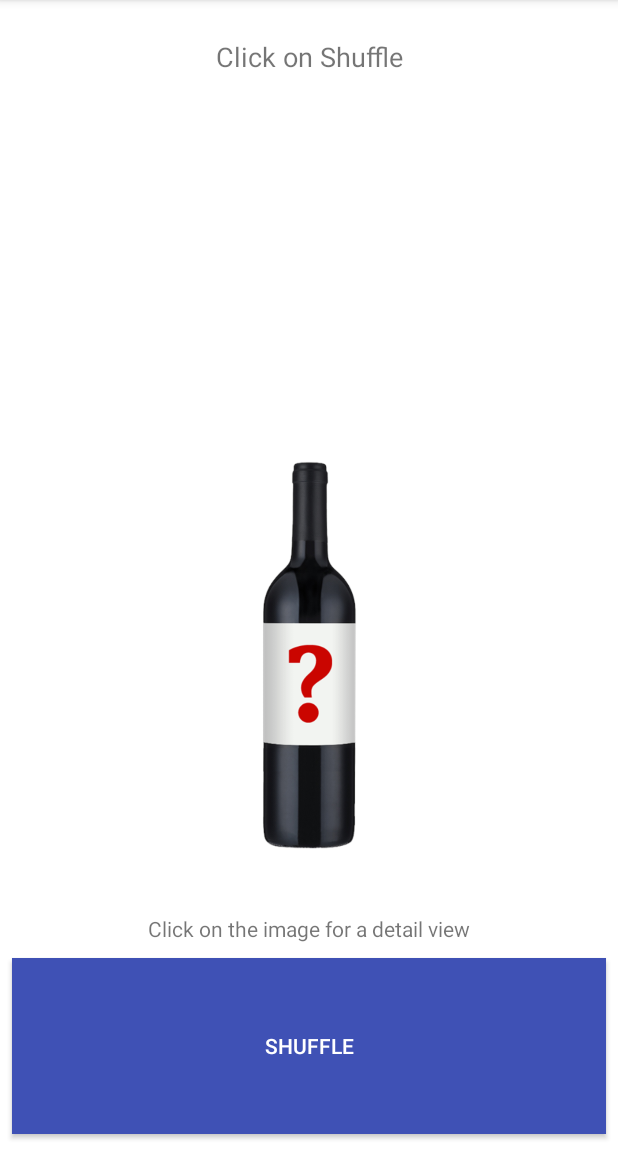
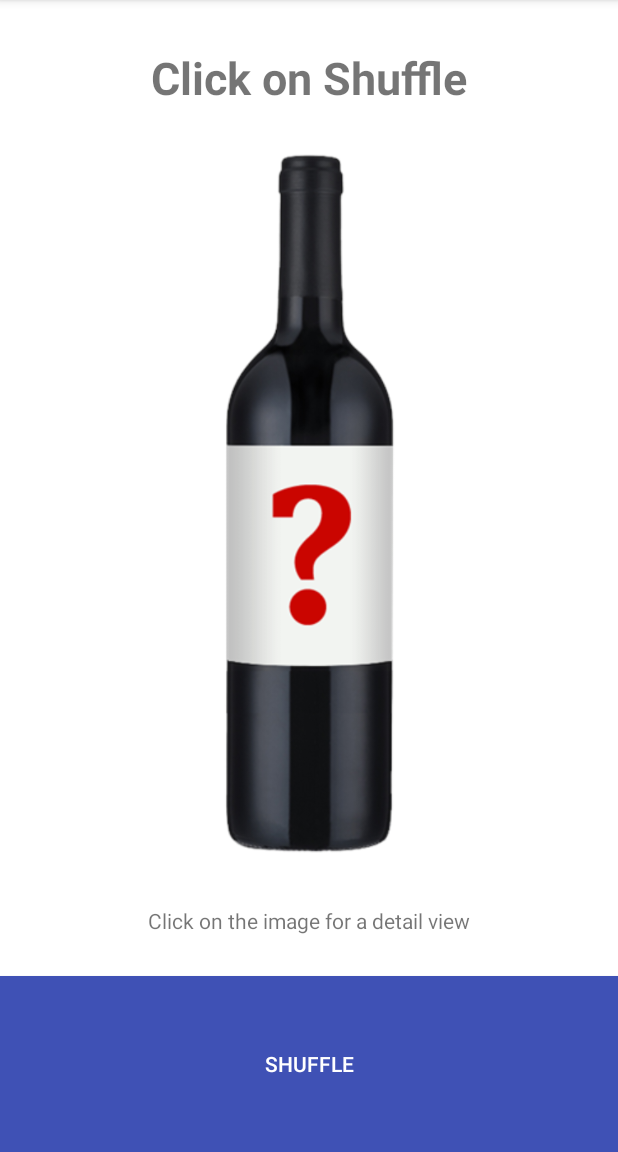
Before and after one commit to nick3085/BottleTime, an Android app: the screen it shows after launch (MainActivity), on a phone screen of 412 x 824 dp, the part 84-1236 px from its top. Run offline under Robolectric (Android 15) with nearby library versions, the phone set to English and light mode, and no system bars; libraries missing offline, so code that uses them is left out: com.nostra13.universalimageloader; 3 statements that could not run were skipped.

Commit message:
settings finished and some cleaning

```diff
--- a/app/src/main/java/com/nickderonde/bottletime/MainActivity.java
+++ b/app/src/main/java/com/nickderonde/bottletime/MainActivity.java
@@ -4,11 +4,10 @@ import android.content.SharedPreferences;
 import android.graphics.Bitmap;
 import android.graphics.drawable.BitmapDrawable;
 import android.media.MediaPlayer;
-import android.media.audiofx.Visualizer;
-import android.preference.PreferenceFragment;
 import android.support.v7.app.AppCompatActivity;
 import android.os.Bundle;
 import android.support.v7.preference.PreferenceManager;
+import android.util.Log;
 import android.view.Menu;
 import android.view.MenuInflater;
 import android.view.MenuItem;
@@ -26,24 +25,24 @@ import com.nostra13.universalimageloader.core.listener.ImageLoadingListener;
 
 import java.util.Map;
 
-public class MainActivity extends AppCompatActivity implements NetworkUtils.NetworkDelegate {
+public class MainActivity extends AppCompatActivity implements NetworkUtils.NetworkDelegate, SharedPreferences.OnSharedPreferenceChangeListener {
 
-    public final static String LOG_TAG = "Bottle Time Main";
+    public final static String LOG_TAG = "Bottle";
 
     private TextView mSearchResultTitleTV;
     private TextView mSearchResultProducerTV;
     private ImageButton mSearchResultImageUrlIB;
     private MediaPlayer popSoundMP;
     private Button mGetBottleBtn;
-//    private MainView mMainView;
     public Map<String, Object> currentProduct;
+
+    private boolean playSound;
+    private boolean showToasts;
 
     @Override
     protected void onCreate(Bundle savedInstanceState) {
         super.onCreate(savedInstanceState);
         setContentView(R.layout.activity_main);
-
-//        mMainView =(MainView) findViewById(R.id.activity_main);
 
         mSearchResultTitleTV = (TextView) findViewById(R.id.tv_random_bottle_title);
         mSearchResultProducerTV = (TextView) findViewById(R.id.tv_random_bottle_producer);
@@ -62,14 +61,22 @@ public class MainActivity extends AppCompatActivity implements NetworkUtils.Netw
                 .build();
         ImageLoader.getInstance().init(imageLoaderConfiguration);
 
-//        setupSharedPreferences();
-//        setupPermissions();
+        setupSharedPreferences();
     }
 
-//    public void setupSharedPreferences() {
-//        SharedPreferences sharedPreferences = PreferenceManager.getDefaultSharedPreferences(this);
-//        mMainView.(sharedPreferences.getBoolean("play_pop", true));
-//    }
+    /**
+     * Sets the playSound setting for playing the pop sound or not
+     *
+     * @param playSound
+     */
+    public void setPlaySound(boolean playSound) {this.playSound = playSound; }
+
+    /**
+     * Sets the showToasts for the debug mode setting
+     *
+     * @param showToasts
+     */
+    public void setShowToasts(boolean showToasts) {this.showToasts = showToasts; }
 
     /**
      * Onclicklistener for shuffle button
@@ -79,9 +86,12 @@ public class MainActivity extends AppCompatActivity implements NetworkUtils.Netw
     public void makeLcboQuery(View v) {
 
         mGetBottleBtn.setEnabled(false);
-        Toast.makeText(MainActivity.this , "Serving...", Toast.LENGTH_SHORT).show();
+        if (showToasts) {
+            Toast.makeText(MainActivity.this , "Serving...", Toast.LENGTH_SHORT).show();
+        }
 
         NetworkUtils.delegate = this;
+        Log.i(LOG_TAG, "makeLcboQuery");
         NetworkUtils.makeLcboQuery();
     }
 
@@ -124,18 +134,23 @@ public class MainActivity extends AppCompatActivity implements NetworkUtils.Netw
 
         if (imageURL != null) {
             ImageLoader.getInstance().loadImage(imageURL, new ImageLoadingListener() {
+
                 @Override
                 public void onLoadingStarted(String imageUri, View view) {
-                    //loader show code here
+                    Log.i(LOG_TAG, "onLoadingStarted: randomProduct");
+                    mSearchResultImageUrlIB.setImageResource(R.drawable.loading_icon);
                 }
 
                 @Override
                 public void onLoadingFailed(String imageUri, View view, FailReason failReason) {
+                    Log.i(LOG_TAG, "onLoadingFailed: randomProduct");
+                    mSearchResultImageUrlIB.setImageResource(R.drawable.none_bottle);
                     complete(name, producer);
                 }
 
                 @Override
                 public void onLoadingComplete(String imageUri, View view, Bitmap loadedImage) {
+                    Log.i(LOG_TAG, "onLoadingComplete: randomProduct");
                     complete(name, producer);
                     BitmapDrawable bitmapDrawable = new BitmapDrawable(getResources(), loadedImage);
                     mSearchResultImageUrlIB.setImageDrawable(bitmapDrawable);
@@ -143,6 +158,8 @@ public class MainActivity extends AppCompatActivity implements NetworkUtils.Netw
 
                 @Override
                 public void onLoadingCancelled(String imageUri, View view) {
+                    Log.i(LOG_TAG, "onLoadingCancelled: randomProduct");
+                    mSearchResultImageUrlIB.setImageResource(R.drawable.none_bottle);
                     complete(name, producer);
                 }
             });
@@ -151,7 +168,6 @@ public class MainActivity extends AppCompatActivity implements NetworkUtils.Netw
             complete(name, producer);
         }
     }
-
 
     /**
      * Complete method
@@ -164,18 +180,23 @@ public class MainActivity extends AppCompatActivity implements NetworkUtils.Netw
         mSearchResultProducerTV.setText(String.format("Producer: %s", producer));
         mGetBottleBtn.setEnabled(true);
         playPop();
-        Toast.makeText(MainActivity.this , "Served", Toast.LENGTH_SHORT).show();
+        if (showToasts) {
+            Toast.makeText(MainActivity.this , "Served", Toast.LENGTH_SHORT).show();
+        }
+        Log.i(LOG_TAG, "complete: name + producer");
     }
 
     /**
      * Play sound Method
      */
     private void playPop(){
-        popSoundMP.start();
+        if (playSound) {
+            popSoundMP.start();
+        }
     }
 
     /**
-     * put options menu in actionbar
+     * put settings menu in actionbar
      */
     @Override
     public boolean onCreateOptionsMenu(Menu menu) {
@@ -197,4 +218,39 @@ public class MainActivity extends AppCompatActivity implements NetworkUtils.Netw
         }
         return super.onOptionsItemSelected(item);
     }
+
+    /**
+     * get all values from the shared preferences and set it up and register the listener
+     *
+     */
+    public void setupSharedPreferences() {
+        SharedPreferences sharedPreferences = PreferenceManager.getDefaultSharedPreferences(this);
+        setPlaySound(sharedPreferences.getBoolean(getString(R.string.pref_play_sound), getResources().getBoolean(R.bool.pref_play_sound_default)));
+        setShowToasts(sharedPreferences.getBoolean(getString(R.string.pref_show_toasts), getResources().getBoolean(R.bool.pref_show_toasts_default)));
+
+        sharedPreferences.registerOnSharedPreferenceChangeListener(this);
+    }
+
+    /**
+     * get all values from the shared preferences and set it up and register the listener
+     *
+     */
+    @Override
+    public void onSharedPreferenceChanged(SharedPreferences sharedPreferences, String key) {
+        if (key.equals(getString(R.string.pref_play_sound))) {
+            setPlaySound(sharedPreferences.getBoolean(key, getResources().getBoolean(R.bool.pref_play_sound_default)));
+        } else if (key.equals(getString(R.string.pref_show_toasts))) {
+            setShowToasts(sharedPreferences.getBoolean(key, getResources().getBoolean(R.bool.pref_show_toasts_default)));
+        }
+    }
+
+    /**
+     * Unregister VisualizerActivity as an OnPreferenceChangedListener to avoid any memory leaks.
+     *
+     */
+    public void onDestroy(){
+        super.onDestroy();
+        PreferenceManager.getDefaultSharedPreferences(this)
+                .unregisterOnSharedPreferenceChangeListener(this);
+    }
 }
--- a/app/src/main/java/com/nickderonde/bottletime/SettingsFragment.java
+++ b/app/src/main/java/com/nickderonde/bottletime/SettingsFragment.java
@@ -1,7 +1,7 @@
 package com.nickderonde.bottletime;
-
 import android.os.Bundle;
 import android.support.v7.preference.PreferenceFragmentCompat;
+
 
 public class SettingsFragment extends PreferenceFragmentCompat {
     @Override
--- a/app/src/main/res/layout/activity_main.xml
+++ b/app/src/main/res/layout/activity_main.xml
@@ -1,7 +1,7 @@
 <?xml version="1.0" encoding="utf-8"?>
 
 
-<android.support.constraint.ConstraintLayout xmlns:android="http://schemas.android.com/apk/res/android"
+<RelativeLayout xmlns:android="http://schemas.android.com/apk/res/android"
     xmlns:app="http://schemas.android.com/apk/res-auto"
     xmlns:tools="http://schemas.android.com/tools"
     android:orientation="vertical"
@@ -14,80 +14,87 @@
 
     <TextView
         android:id="@+id/tv_random_bottle_title"
-        android:layout_width="0dp"
+        android:layout_width="match_parent"
         android:layout_height="wrap_content"
+        android:layout_alignParentEnd="true"
+        android:layout_alignParentRight="true"
+        android:layout_alignParentTop="true"
+        android:layout_marginTop="11dp"
         android:paddingTop="20dp"
         android:scrollHorizontally="true"
         android:scrollbars="vertical"
         android:text="@string/tv_result"
         android:textAlignment="center"
-        android:textSize="18sp"
-        tools:layout_constraintTop_creator="1"
+        android:textAllCaps="false"
+        android:textSize="30sp"
+        android:textStyle="bold"
+        app:layout_constraintLeft_toLeftOf="parent"
+        app:layout_constraintRight_toRightOf="parent"
+        app:layout_constraintTop_toTopOf="parent"
+        tools:layout_constraintLeft_creator="1"
         tools:layout_constraintRight_creator="1"
-        android:layout_marginStart="8dp"
-        android:layout_marginEnd="8dp"
-        app:layout_constraintRight_toRightOf="parent"
-        android:layout_marginTop="5dp"
-        tools:layout_constraintLeft_creator="1"
-        app:layout_constraintLeft_toLeftOf="parent"
-        app:layout_constraintTop_toTopOf="parent"
-        android:layout_marginLeft="8dp"
-        android:layout_marginRight="8dp" />
+        tools:layout_constraintTop_creator="1" />
 
     <ImageButton
         android:id="@+id/ib_random_bottle_image"
+        android:layout_width="match_parent"
+        android:layout_height="wrap_content"
+        android:adjustViewBounds="true"
         android:background="@color/colorWhite"
-        android:layout_width="0dp"
-        android:layout_height="292dp"
-        android:adjustViewBounds="true"
+        android:contentDescription="@string/bottle"
         android:onClick="detailButtonHandler"
         android:scaleType="fitCenter"
         android:textAlignment="center"
+        app:layout_constraintBottom_toTopOf="@+id/tv_random_bottle_producer"
+        app:layout_constraintLeft_toLeftOf="parent"
+        app:layout_constraintRight_toRightOf="parent"
         app:srcCompat="@drawable/none_bottle"
-        android:contentDescription="@string/bottle"
+        tools:layout_constraintBottom_creator="1"
+        tools:layout_constraintLeft_creator="1"
         tools:layout_constraintRight_creator="1"
-        tools:layout_constraintBottom_creator="1"
-        app:layout_constraintBottom_toTopOf="@+id/tv_random_bottle_producer"
-        android:layout_marginStart="8dp"
-        android:layout_marginEnd="8dp"
-        app:layout_constraintRight_toRightOf="parent"
-        tools:layout_constraintLeft_creator="1"
-        android:layout_marginBottom="21dp"
-        app:layout_constraintLeft_toLeftOf="parent"
-        android:layout_marginLeft="8dp"
-        android:layout_marginRight="8dp" />
+        android:layout_above="@+id/tv_random_bottle_producer"
+        android:layout_alignParentLeft="true"
+        android:layout_alignParentStart="true"
+        android:layout_below="@+id/tv_random_bottle_title"
+        android:layout_alignParentRight="true"
+        android:layout_alignParentEnd="true" />
 
     <TextView
         android:id="@+id/tv_random_bottle_producer"
-        android:layout_width="0dp"
+        android:layout_width="match_parent"
         android:layout_height="wrap_content"
-        android:textAlignment="center"
         android:paddingLeft="20dp"
         android:paddingRight="20dp"
         android:paddingTop="5dp"
         android:text="@string/textview"
+        android:textAlignment="center"
+        app:layout_constraintBottom_toTopOf="@+id/button_get_bottle"
+        app:layout_constraintLeft_toLeftOf="@+id/ib_random_bottle_image"
+        app:layout_constraintRight_toRightOf="@+id/ib_random_bottle_image"
+        tools:layout_constraintBottom_creator="1"
+        tools:layout_constraintLeft_creator="1"
         tools:layout_constraintRight_creator="1"
-        tools:layout_constraintBottom_creator="1"
-        app:layout_constraintBottom_toTopOf="@+id/button_get_bottle"
-        app:layout_constraintRight_toRightOf="@+id/ib_random_bottle_image"
-        tools:layout_constraintLeft_creator="1"
-        android:layout_marginBottom="10dp"
-        app:layout_constraintLeft_toLeftOf="@+id/ib_random_bottle_image" />
+        android:layout_marginBottom="27dp"
+        android:layout_above="@+id/button_get_bottle"
+        android:layout_alignParentLeft="true"
+        android:layout_alignParentStart="true" />
 
     <Button
         android:id="@+id/button_get_bottle"
+        android:layout_width="match_parent"
+        android:layout_height="117dp"
         android:background="@color/colorPrimary"
-        android:textColor="@color/colorWhite"
         android:hapticFeedbackEnabled="true"
-        android:layout_width="0dp"
-        android:layout_height="117dp"
         android:onClick="makeLcboQuery"
         android:text="@string/btn_get_bottle"
+        android:textColor="@color/colorWhite"
+        app:layout_constraintBottom_toBottomOf="parent"
+        app:layout_constraintLeft_toLeftOf="@+id/tv_random_bottle_producer"
+        app:layout_constraintRight_toRightOf="@+id/tv_random_bottle_producer"
+        tools:layout_constraintBottom_creator="1"
+        tools:layout_constraintLeft_creator="1"
         tools:layout_constraintRight_creator="1"
-        tools:layout_constraintBottom_creator="1"
-        app:layout_constraintBottom_toBottomOf="parent"
-        app:layout_constraintRight_toRightOf="@+id/tv_random_bottle_producer"
-        tools:layout_constraintLeft_creator="1"
-        android:layout_marginBottom="12dp"
-        app:layout_constraintLeft_toLeftOf="@+id/tv_random_bottle_producer" />
-</android.support.constraint.ConstraintLayout>
+        android:layout_alignParentBottom="true"
+        android:layout_alignParentRight="true"
+        android:layout_alignParentEnd="true" />
+</RelativeLayout>
--- /dev/null
+++ b/app/src/main/res/values/bools.xml
@@ -0,0 +1,5 @@
+<?xml version="1.0" encoding="utf-8"?>
+<resources>
+    <bool name="pref_play_sound_default">true</bool>
+    <bool name="pref_show_toasts_default">true</bool>
+</resources>
--- a/app/src/main/res/values/strings.xml
+++ b/app/src/main/res/values/strings.xml
@@ -25,4 +25,9 @@
     <string name="tasting_note">Tasting note</string>
     <string name="origin">Origin</string>
     <string name="release">Release</string>
+
+    <!-- Labels for the show mid range checkbox preference -->
+    <string name="pref_play_sound">Play pop sound</string>
+    <string name="pref_show_toasts">Show Toasts</string>
+
 </resources>
```
Also changed, not shown: app/src/main/java/com/nickderonde/bottletime/DetailActivity.java (+0 -12 lines), app/src/main/res/xml/pref_main.xml (+10 -1 lines), app/build.gradle (line endings or trailing spaces), app/src/main/res/drawable/loading_icon.png (added).
